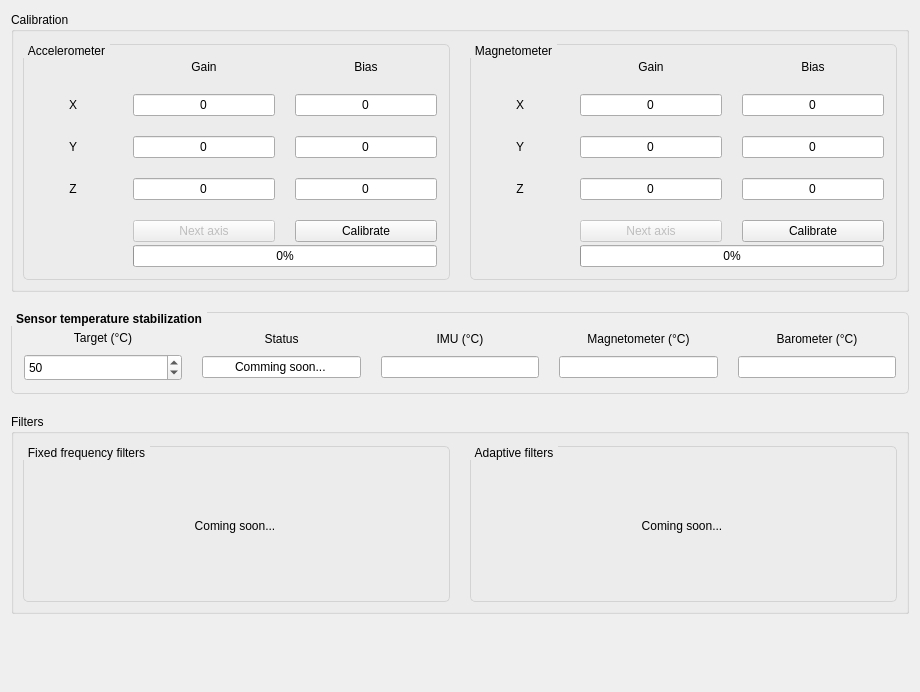
Above: ui_sensors.ui from korken89/kfly_gui before the change. Below: the same form after it.
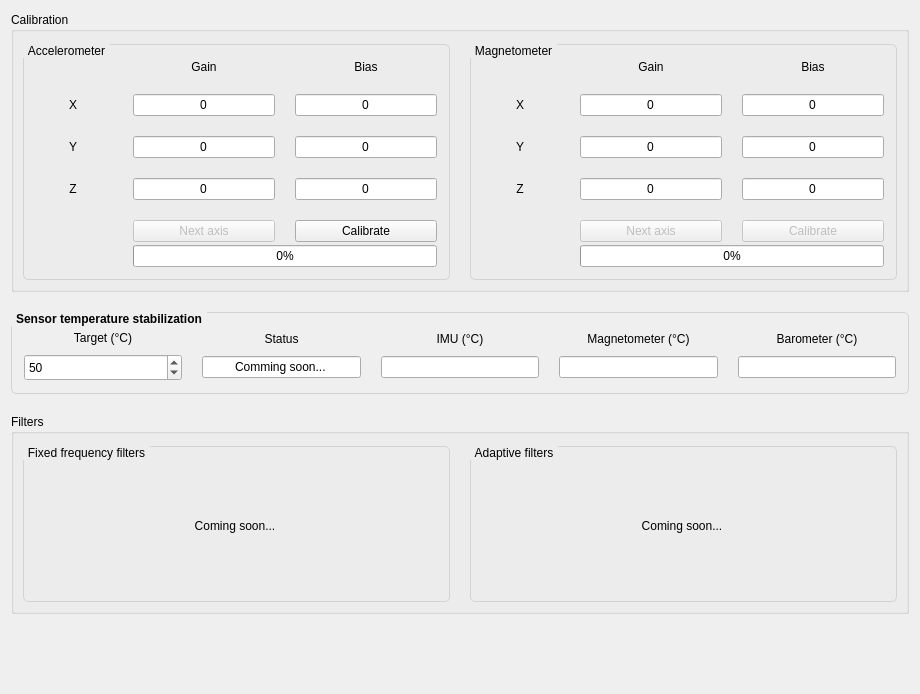
That is the form after the change.

What changed in the file:
```diff
--- a/ui_sensors.ui
+++ b/ui_sensors.ui
@@ -7,7 +7,7 @@
     <x>0</x>
     <y>0</y>
     <width>920</width>
-    <height>692</height>
+    <height>694</height>
    </rect>
   </property>
   <property name="windowTitle">
@@ -679,6 +679,9 @@
                  </item>
                  <item>
                   <widget class="QPushButton" name="buttonCalibrateMag">
+                   <property name="enabled">
+                    <bool>false</bool>
+                   </property>
                    <property name="minimumSize">
                     <size>
                      <width>100</width>
```
